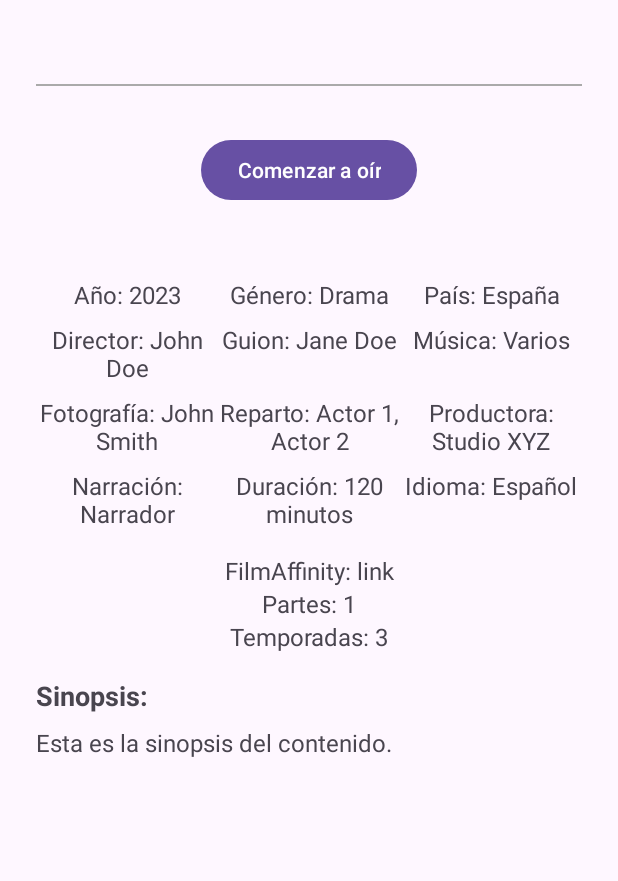
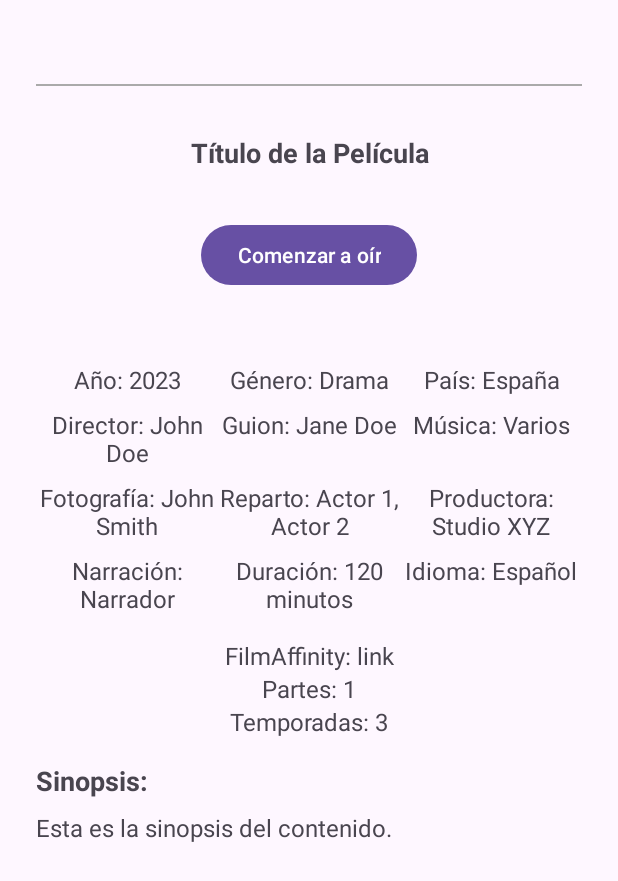
Before and after one commit to JohanAnim/Audiocinemateca, an Android app: the layout fragment_content_detail.xml on its own in the app's theme, with its tools: preview values and no code run, on a phone screen of 412 x 824 dp. Shown: the top 881 px of the screen. Run offline under Robolectric (Android 15) with nearby library versions, the phone set to English and light mode, and no system bars.

Commit message:
feat: Mejoras en la UI de detalles de contenido y navegación
- Se renombra la pestaña de navegación inferior 'Catálogo' a 'Inicio'.

```diff
--- a/app/src/main/res/layout/fragment_content_detail.xml
+++ b/app/src/main/res/layout/fragment_content_detail.xml
@@ -26,6 +26,17 @@
                 android:layout_width="match_parent"
                 android:layout_height="1dp"
                 android:background="@android:color/darker_gray"
+                android:layout_marginTop="32dp" />
+
+            <!-- Título del contenido sobre el botón -->
+            <TextView
+                android:id="@+id/content_title_header"
+                android:layout_width="match_parent"
+                android:layout_height="wrap_content"
+                tools:text="Título de la Película"
+                android:textSize="18sp"
+                android:textStyle="bold"
+                android:gravity="center_horizontal"
                 android:layout_marginTop="32dp" />
 
             <!-- Botón Escuchar ahora -->
--- a/app/src/main/res/menu/bottom_nav_menu.xml
+++ b/app/src/main/res/menu/bottom_nav_menu.xml
@@ -2,7 +2,7 @@
     <item
         android:id="@id/catalogFragment"
         android:icon="@drawable/ic_catalog"
-        android:title="Catálogo" />
+        android:title="Inicio" />
     <item
         android:id="@id/myListsFragment"
         android:icon="@drawable/ic_lists"
```
Also changed, not shown: app/src/main/java/com/johang/audiocinemateca/presentation/contentdetail/ContentDetailFragment.kt (+9 -4 lines), 1 other file.
